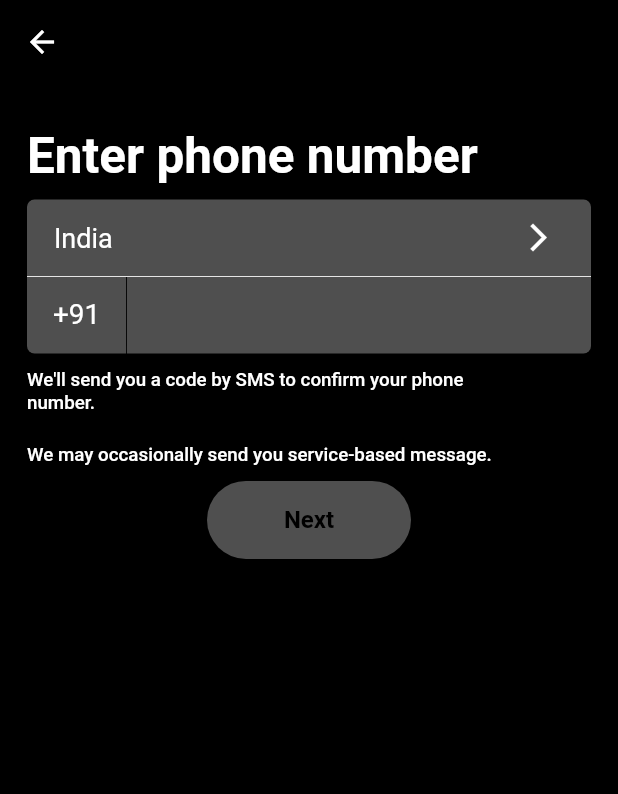
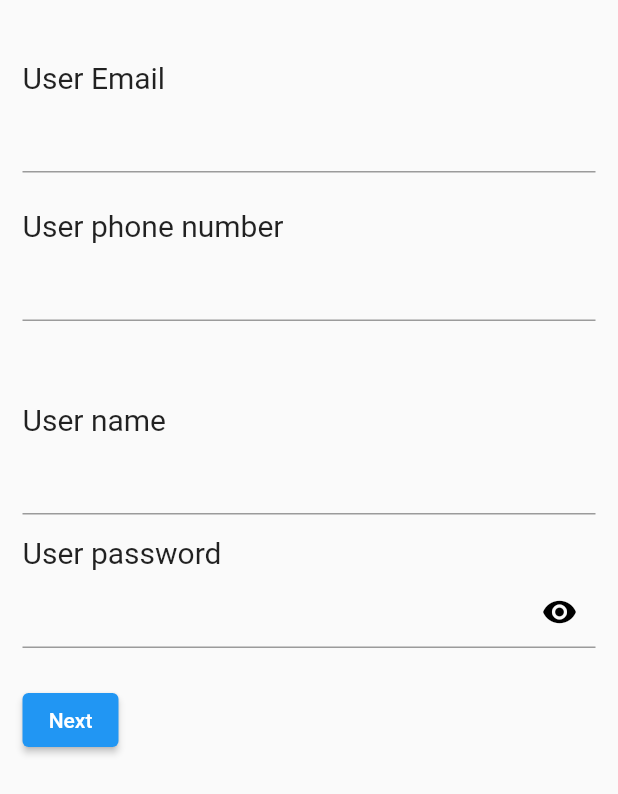
Before and after one commit to Tarang4/Trainee, a Flutter app: the screen it shows after launch, after a tap on "Continue with phone number", on a phone screen of 412 x 824 dp. Shown: the top 794 px of the screen. Run offline on Flutter 3.47's test engine with Material 2 defaults, Android fonts, the light colour scheme and no system bars; our stand-ins replace form_validator.

Commit message:
23-10 tution

```diff
--- a/lib/login_screen.dart
+++ b/lib/login_screen.dart
@@ -2,6 +2,7 @@ import 'package:flutter/material.dart';
 import 'package:spotify/Wigets/Instagram/main_screen.dart';
 import 'package:spotify/Wigets/Spotify/sign_mobile.dart';
 import 'package:spotify/Wigets/Spotify/sign_up_page.dart';
+import 'package:spotify/phone_no_screen.dart';
 
 import 'dialogbox_demo.dart';
 import 'Wigets/Spotify/log_in_page.dart';
@@ -80,7 +81,7 @@ class _LoginScreenState extends State<LoginScreen> {
                 InkWell(
                   onTap: () {
                     Navigator.push(context,
-                        MaterialPageRoute(builder: (context) => SignMobile()));
+                        MaterialPageRoute(builder: (context) => ValidationTextField()));
                   },
                   child: Container(
                     margin: EdgeInsets.only(top: 10),
--- a/lib/main.dart
+++ b/lib/main.dart
@@ -23,6 +23,9 @@ class _SplashScreenState extends State<SplashScreen> {
   void initState() {
     // TODO: implement initState
     super.initState();
+
+
+
     Timer(
         Duration(seconds: 3),
             () => Navigator.of(context).pushReplacement(MaterialPageRoute(
--- /dev/null
+++ b/lib/phone_no_screen.dart
@@ -0,0 +1,206 @@
+import 'dart:ui';
+
+import 'package:flutter/material.dart';
+import 'package:form_validator/form_validator.dart';
+
+import 'Wigets/Spotify/sign_mobile.dart';
+
+class ValidationTextField extends StatefulWidget {
+  const ValidationTextField({Key? key}) : super(key: key);
+
+  @override
+  _ValidationTextFieldState createState() => _ValidationTextFieldState();
+}
+
+class _ValidationTextFieldState extends State<ValidationTextField> {
+  final validate = ValidationBuilder().minLength(10).maxLength(50).build();
+
+
+
+  bool isObscure = true;
+  final btKey = GlobalKey<FormState>();
+  TextEditingController userName = TextEditingController();
+  TextEditingController userPass = TextEditingController();
+  TextEditingController userEmail = TextEditingController();
+  TextEditingController userPhoneNo = TextEditingController();
+
+  @override
+  Widget build(BuildContext context) {
+    return Scaffold(
+      body: Form(
+        key: btKey,
+        child: Container(
+          child: Padding(
+            padding: const EdgeInsets.only(top: 40, left: 15, right: 15),
+            child: SingleChildScrollView(
+              child: Column(
+                crossAxisAlignment: CrossAxisAlignment.start,
+                children: [
+                  Text(
+                    "User Email",
+                    style: TextStyle(
+                      fontSize: 20,
+                    ),
+                  ),
+                  SizedBox(
+                    height: 4,
+                  ),
+                  TextFormField(
+                    validator: ValidationBuilder().email().build(),
+
+                    // validator: (value) {
+                    //   if (value == null || value.isEmpty) {
+                    //     return "enter your email";
+                    //   } else if (!RegExp(
+                    //       r'^[\+]?[(]?[0-9]{3}[)]?[-\s\.]?[0-9]{3}[-\s\.]?[0-9]{4,6}$')
+                    //       .hasMatch(value)) {
+                    //     return "Password enter your email";
+                    //   } else if (value.length < 6) {
+                    //     return "Password should be atleast 6 characters";
+                    //
+                    //   } else
+                    //     return null;
+                    // },
+
+                    controller: userEmail,
+                    // textInputAction: TextInputAction.done,
+                    // keyboardType: TextInputType.text,
+                    cursorColor: Colors.black,
+                    style: TextStyle(color: Colors.black, fontSize: 18.8),
+                    decoration: InputDecoration(
+                      border: UnderlineInputBorder(
+                        borderSide: BorderSide(color: Colors.black),
+                      ),
+                      focusedBorder: UnderlineInputBorder(
+                        borderSide: BorderSide(color: Colors.black),
+                      ),
+                      // enabledBorder: InputBorder.none,
+                    ),
+                  ),
+                  SizedBox(
+                    height: 24,
+                  ),
+                  Text(
+                    "User phone number",
+                    style: TextStyle(
+                      fontSize: 20,
+                    ),
+                  ),
+                  SizedBox(
+                    height: 4,
+                  ),
+                  TextFormField(
+
+
+                    controller: userPhoneNo,
+                    textInputAction: TextInputAction.done,
+                    keyboardType: TextInputType.phone,
+                    cursorColor: Colors.black,
+                    style: TextStyle(color: Colors.black, fontSize: 18.8),
+                    decoration: InputDecoration(
+                      border: UnderlineInputBorder(
+                        borderSide: BorderSide(color: Colors.black),
+                      ),
+                      focusedBorder: UnderlineInputBorder(
+                        borderSide: BorderSide(color: Colors.black),
+                      ),
+                      // enabledBorder: InputBorder.none,
+                    ),
+                  ),
+                  SizedBox(
+                    height: 54,
+                  ),
+                  Text(
+                    "User name",
+                    style: TextStyle(
+                      fontSize: 20,
+                    ),
+                  ),
+                  SizedBox(
+                    height: 4,
+                  ),
+                  TextFormField(
+                    validator: (value) {
+                      if (value == null || value.isEmpty) {
+                        return 'Please enter your name';
+                      }
+                      return null;
+                    },
+
+                    controller: userName,
+                    // textInputAction: TextInputAction.done,
+                    // keyboardType: TextInputType.text,
+                    cursorColor: Colors.black,
+                    style: TextStyle(color: Colors.black, fontSize: 18.8),
+                    decoration: InputDecoration(
+                      border: UnderlineInputBorder(
+                        borderSide: BorderSide(color: Colors.black),
+                      ),
+                      focusedBorder: UnderlineInputBorder(
+                        borderSide: BorderSide(color: Colors.black),
+                      ),
+                      // enabledBorder: InputBorder.none,
+                    ),
+                  ),
+                  SizedBox(
+                    height: 14,
+                  ),
+                  Text(
+                    "User password",
+                    style: TextStyle(
+                      fontSize: 20,
+                    ),
+                  ),
+                  SizedBox(
+                    height: 4,
+                  ),
+                  TextFormField(
+                    controller: userPass,
+                    obscureText: isObscure,
+                    textInputAction: TextInputAction.done,
+                    cursorColor: Colors.black,
+                    style: TextStyle(color: Colors.black, fontSize: 18.8),
+                    decoration: InputDecoration(
+                      suffixIcon: IconButton(
+                        icon: isObscure
+                            ? Icon(
+                                Icons.visibility,
+                                color: Colors.black,
+                              )
+                            : Icon(Icons.visibility_off, color: Colors.black),
+                        onPressed: () {
+                          setState(() {
+                            isObscure = !isObscure;
+                          });
+                        },
+                      ),
+                      border: UnderlineInputBorder(
+                        borderSide: BorderSide(color: Colors.black),
+                      ),
+                      focusedBorder: UnderlineInputBorder(
+                        borderSide: BorderSide(color: Colors.black),
+                      ),
+                    ),
+                  ),
+                  SizedBox(
+                    height: 24,
+                  ),
+                  ElevatedButton(
+                      onPressed: () {
+                        if (btKey.currentState!.validate()) {
+                          Navigator.push(
+                              context,
+                              MaterialPageRoute(
+                                  builder: (context) => SignMobile()));
+                        }
+                      },
+                      child: Text("Next"))
+                ],
+              ),
+            ),
+          ),
+        ),
+      ),
+    );
+  }
+}
--- a/pubspec.yaml
+++ b/pubspec.yaml
@@ -28,6 +28,7 @@ dependencies:
   # The following adds the Cupertino Icons font to your application.
   # Use with the CupertinoIcons class for iOS style icons.
   cupertino_icons: ^1.0.2
+  form_validator: ">=0.1.1 <2.0.0"
 
 dev_dependencies:
   flutter_test:
```
Also changed, not shown: pubspec.lock.
